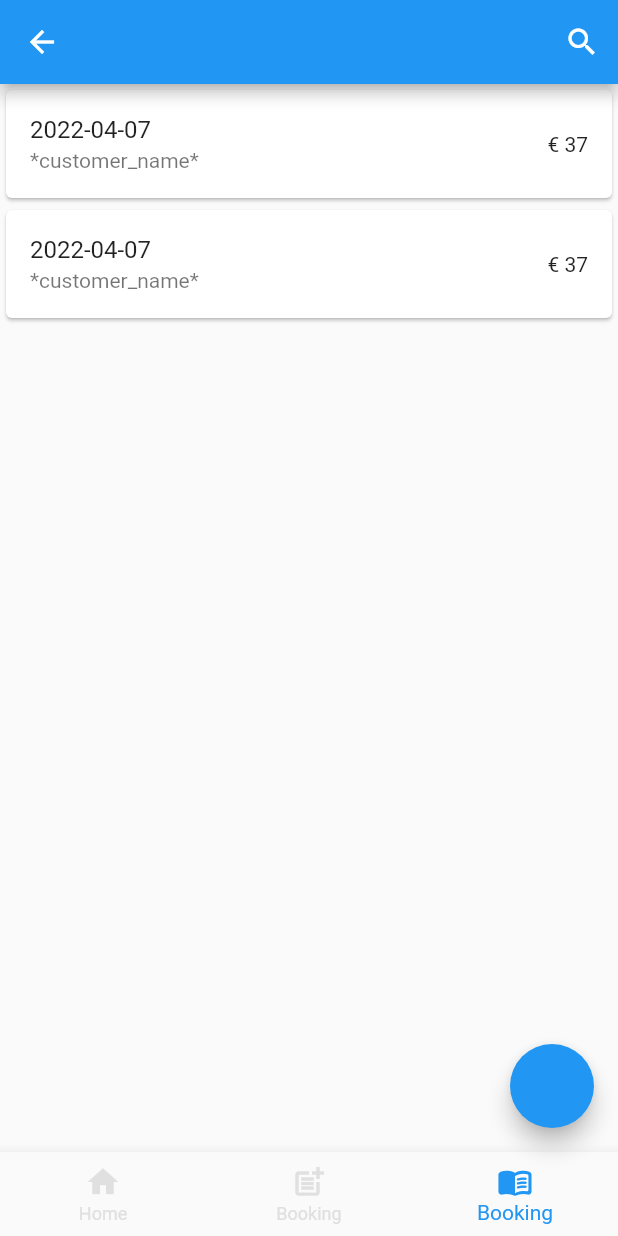
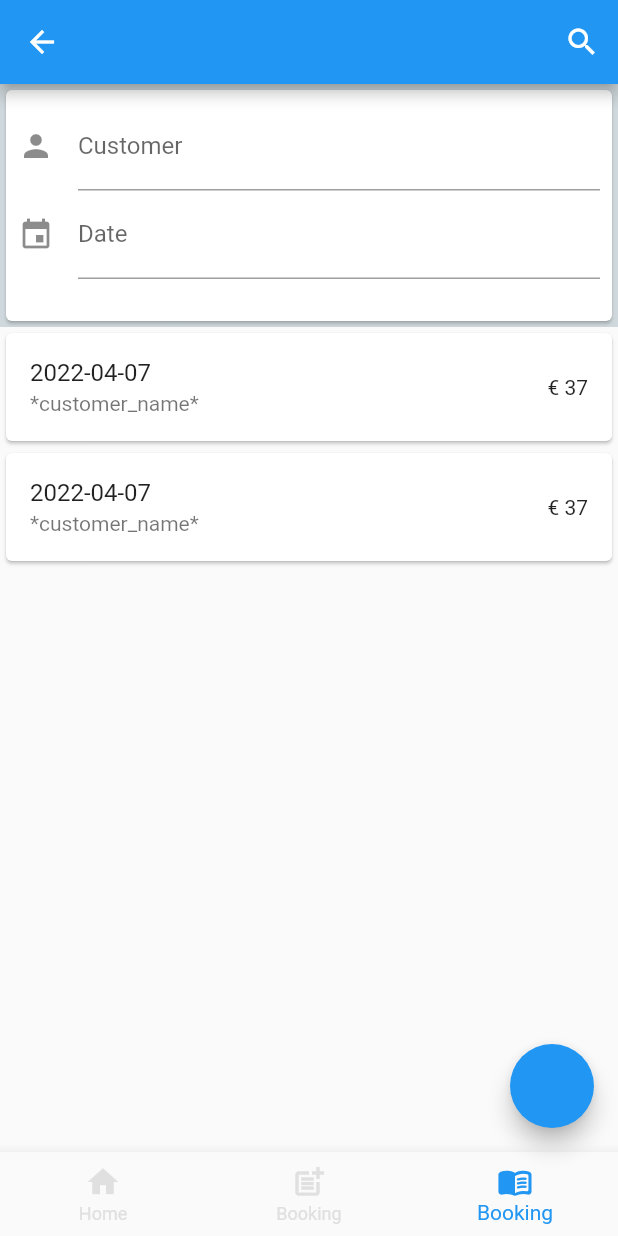
Before and after one commit to Milkom121/gestionale2022_2, a Flutter app: the AllReservationsScreen screen opened by its route, on a phone screen of 412 x 824 dp. Run offline on Flutter 3.47's test engine with Material 2 defaults, Android fonts, the phone set to English and light mode, and no system bars; drawn by our look-alikes of date_time_picker, flutter_form_builder; our stand-ins replace form_builder_validators; missing offline and left inert: count_stepper.

Commit message:
nuova prenotazione e ricerca prenotazione per data funzionanti. vado ad aggiungere i customers al progetto

```diff
--- a/lib/main.dart
+++ b/lib/main.dart
@@ -17,7 +17,7 @@ void main() {
           create: (_) => NewReservationFormLogic(),
         ),
         ChangeNotifierProvider(
-          create: (_) => AllReservationLogic(),
+          create: (_) => AllReservationsLogic(),
         )
 
 
--- a/lib/pages/all_reservations_page/all_reservations_logic.dart
+++ b/lib/pages/all_reservations_page/all_reservations_logic.dart
@@ -3,7 +3,7 @@ import 'package:flutter/cupertino.dart';
 import '../../models/reservation.dart';
 
 
-class AllReservationLogic extends ChangeNotifier {
+class AllReservationsLogic extends ChangeNotifier {
 
 
   static final List<Reservation> _allReservations = [
@@ -23,6 +23,8 @@ class AllReservationLogic extends ChangeNotifier {
 
   ];
 
+
+
   List<Reservation> get getAllReservations {
     List<Reservation> list = [..._allReservations];
     list.sort((reservation1Date, reservation2Date){ //sorting in ascending order
@@ -31,16 +33,44 @@ class AllReservationLogic extends ChangeNotifier {
     return list;
   }
 
-  List<Reservation>  getReservationByDate (String date) {
+  ///******************************************************///
+  ///CODICE PER LE FUNZIONI DI RICERCA///
+
+  ///questa sarà la lista dove verranno aggiunte le Reservation trovate dalla ricerca
+  static List<Reservation> allFoundReservationsList = [];
+
+  //questo getter fa si che se allFoundReservationsList è vuoto sia restituita ua lista con tutte le prenotazioni di _allReservations, altrimenti la lista allFoundReservationsList
+  List<Reservation> get getAllFoundReservations {
+    List<Reservation> list = [];
+    if(allFoundReservationsList.isEmpty){
+      list = [...getAllReservations];
+    } else {
+      list = [... allFoundReservationsList];
+    }
+    return list;
+  }
+
+
+  void clearAllFoundReservationsList (){
+    allFoundReservationsList.clear();
+    notifyListeners();
+  }
+
+  void  getReservationByDate (String date) {
     List<Reservation> list = [];
     for(Reservation reservation in getAllReservations){
       if(reservation.date == date){
         list.add(reservation);
+        print(reservation.date);
       }
     }
-    return list;
+    notifyListeners();
+    allFoundReservationsList =  [... list];
+
   }
 
+  ///fine codice per la ricerca
+  ///**************************************
 
   List get getAllBeachBundleReserved {
     //TODO: capire come fare per specificare che è una List<int> senza che dia errore
--- a/lib/pages/all_reservations_page/all_reservations_screen.dart
+++ b/lib/pages/all_reservations_page/all_reservations_screen.dart
@@ -18,10 +18,31 @@ class _AllReservationsScreenState extends State<AllReservationsScreen> {
   final int screenIndex = 2;
   bool _searchVisibility = false;
 
+
+
   @override
   Widget build(BuildContext context) {
-    return Consumer<AllReservationLogic>(
-      builder: (context, _allReservationsLogic, child) => Scaffold(
+    AllReservationsLogic _reservationsProvider = Provider.of<AllReservationsLogic>(context);
+
+    List<Reservation> _currentReservationList = [];
+
+
+
+    return Consumer<AllReservationsLogic>(
+      builder: (context, _allReservationsLogic, child) {
+        List<Reservation> _currentReservationList = _allReservationsLogic.getAllFoundReservations;
+
+          // if(_searchVisibility) {
+          //   _currentReservationList = [...AllReservationsLogic.allFoundReservationsList];
+          // } else {
+          //   _reservationsProvider.clearAllFoundReservationsList();
+          //   _currentReservationList = [..._reservationsProvider.getAllReservations];
+          // }
+          //
+
+
+
+       return  Scaffold(
           appBar: AppBar(
             actions: [
               IconButton(
@@ -45,33 +66,33 @@ class _AllReservationsScreenState extends State<AllReservationsScreen> {
             child: SingleChildScrollView(
               child: Column(
                 children: [
-                Visibility(
-                  visible: _searchVisibility,
-                  child: SearchFormWidget(),
+                  SearchFormWidget(
+                    setState: () {
+                      setState(() {});
+                    },
                   ),
                   ListView.builder(
                       shrinkWrap: true,
                       physics: const NeverScrollableScrollPhysics(),
-                    itemCount: _allReservationsLogic.getAllReservations.length,
+                      itemCount: _currentReservationList.length,
                       itemBuilder: (BuildContext context, int index) {
-                      Reservation _reservationInstance = _allReservationsLogic
-                              .getAllReservations[
+                        Reservation _reservationInstance = _currentReservationList[
                             index]; //rappresenta la singola prenotazione nella lista delle prenotazioni
                         return Card(
                           child: ListTile(
                             title: Text(_reservationInstance.date),
                             subtitle: const Text('*customer_name*'),
-                          trailing: Text(
-                              '€ ' + _reservationInstance.totalCost.toString()),
+                            trailing: Text('€ ' +
+                                _reservationInstance.totalCost.toString()),
                           ),
                         );
                       }),
-
                 ],
               ),
             ),
           ),
-      ),
+        );
+      },
     );
   }
 }
--- a/lib/pages/all_reservations_page/search/search_form_widget.dart
+++ b/lib/pages/all_reservations_page/search/search_form_widget.dart
@@ -2,16 +2,22 @@ import 'package:date_time_picker/date_time_picker.dart';
 import 'package:flutter/material.dart';
 import 'package:flutter_form_builder/flutter_form_builder.dart';
 import 'package:form_builder_validators/form_builder_validators.dart';
+import 'package:gestionale2022_2/pages/all_reservations_page/all_reservations_logic.dart';
+import 'package:provider/provider.dart';
 
 class SearchFormWidget extends StatelessWidget {
-   SearchFormWidget({Key? key}) : super(key: key);
+  SearchFormWidget({Key? key, required this.setState}) : super(key: key , );
   final _formKey = GlobalKey<FormBuilderState>();
+
+  final Function setState;
   @override
   Widget build(BuildContext context) {
-    return Container(
+    return Consumer<AllReservationsLogic>(
+      builder: (context, _allReservationLogicProvider, child) => Container(
         // width: MediaQuery.of(context).size.width,
         // height: 100,
         color: Colors.blueGrey[100],
+        child: Card(
           child: Padding(
             padding: const EdgeInsets.all(8.0),
             child: FormBuilder(
@@ -20,12 +26,11 @@ class SearchFormWidget extends StatelessWidget {
                 mainAxisSize: MainAxisSize.min,
                 children: [
                   FormBuilderTextField(
-
                     decoration: const InputDecoration(
                       label: Text('Customer'),
-                  icon:  Icon(Icons.person),
+                      icon: Icon(Icons.person),
                     ),
-                name: 'email',
+                    name: 'customer',
                     validator: FormBuilderValidators.compose([
                       // FormBuilderValidators.required(context),
                       // FormBuilderValidators.email(context),
@@ -33,7 +38,7 @@ class SearchFormWidget extends StatelessWidget {
                   ),
 
                   DateTimePicker(
-                  initialDate: DateTime.now() ,
+                      initialDate: DateTime.now(),
                       type: DateTimePickerType.date,
                       dateMask: 'dd MMM, yyyy',
                       // controller: _timeController,
@@ -44,10 +49,15 @@ class SearchFormWidget extends StatelessWidget {
                       dateLabelText: 'Date',
                       onChanged: (day) {
 
+                        _allReservationLogicProvider.getReservationByDate(day);
+                        setState;
+                        print(AllReservationsLogic.allFoundReservationsList.length);
+
                       }),
 
-
-               const SizedBox(height: 20,)
+                  const SizedBox(
+                    height: 20,
+                  )
 
                   // ElevatedButton(
                   //   onPressed: () {
@@ -62,7 +72,8 @@ class SearchFormWidget extends StatelessWidget {
               ),
             ),
           ),
-
+        ),
+      ),
     );
   }
 }
--- a/lib/pages/new_reservation_page/screens/beach_bundle_selection.dart
+++ b/lib/pages/new_reservation_page/screens/beach_bundle_selection.dart
@@ -37,7 +37,7 @@ class BeachBundleSelection extends StatelessWidget {
                         onLongPress: () {
                           _reservationFormLogic.removeBeachBundle(index);
                         },
-                        child: Consumer<AllReservationLogic>(
+                        child: Consumer<AllReservationsLogic>(
                           builder: (context, _allReservationLogic, child) =>
                               CircleAvatar(
                                backgroundColor:
--- a/lib/pages/new_reservation_page/screens/new_reservation_screen.dart
+++ b/lib/pages/new_reservation_page/screens/new_reservation_screen.dart
@@ -198,7 +198,7 @@ class NewReservationScreen extends StatelessWidget {
                               ///metodo mapToReservation della classe Reservation che mi restituisce una istanza di Reservation con tutti i dati
                               /// che posso a sua volta passare al metodo setter addNewReservation della classe AllReservationLogic che lo aggiungerà alla lista
                               /// delle prenotazioni.
-                              AllReservationLogic().addNewReservation (
+                              AllReservationsLogic().addNewReservation (
                                   Reservation.mapToReservation(
                                       NewReservationFormLogic.reservationMap));
 
```
Lines whose indentation alone changed are shown as unchanged.
